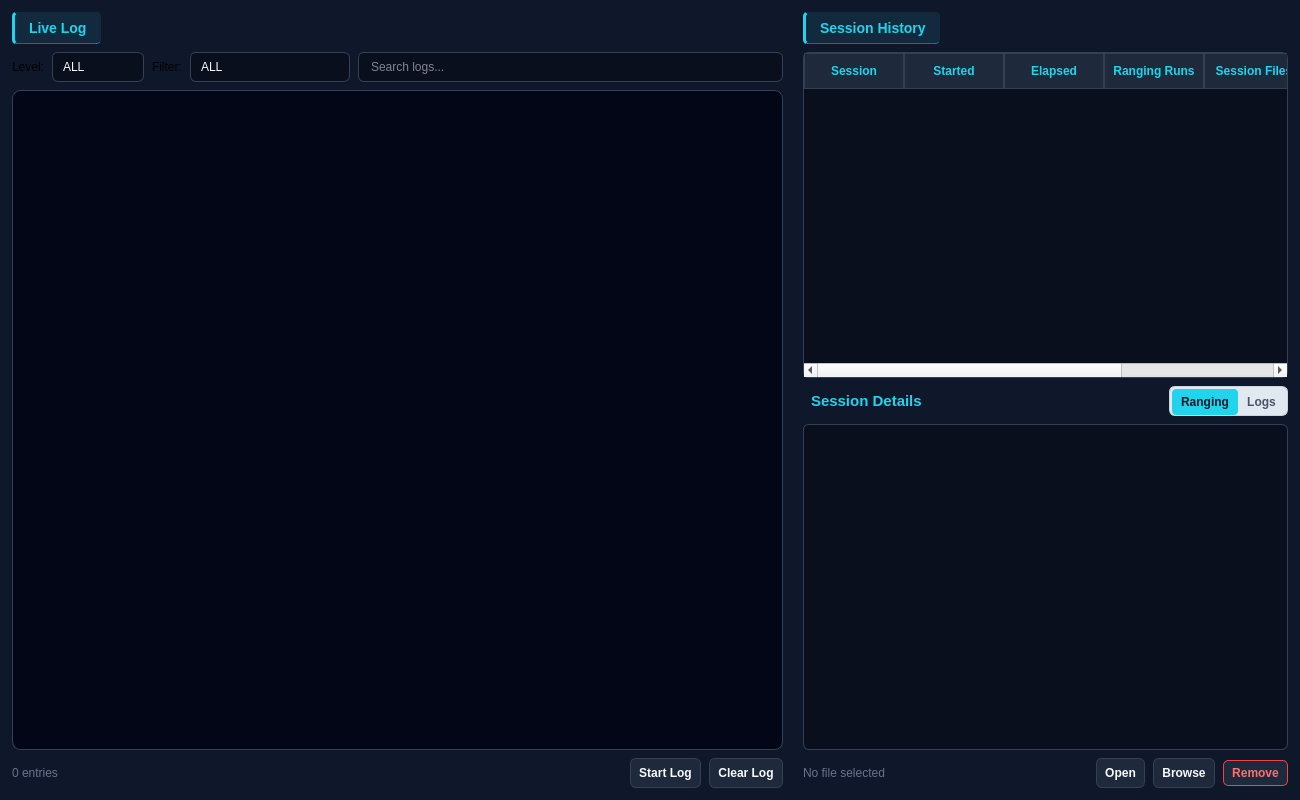
Old version of the form software/uwb_rtls_studio/views/ui/log_tab.ui in the repository phuongmt08/uwb-rtls.
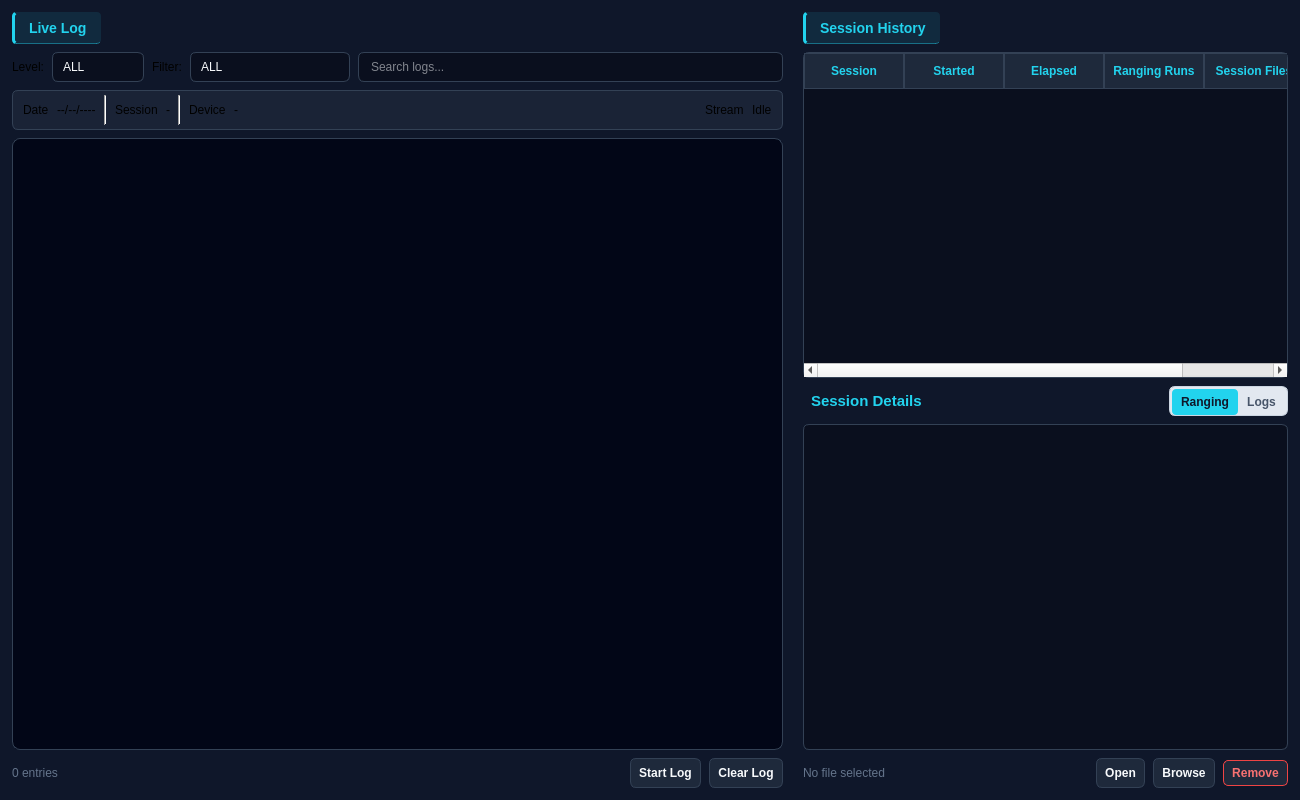
New version of the form.

The edit to the form file:
```diff
--- a/software/uwb_rtls_studio/views/ui/log_tab.ui
+++ b/software/uwb_rtls_studio/views/ui/log_tab.ui
@@ -216,6 +216,163 @@
          </item>
         </layout>
        </item>
+       <item>
+        <widget class="QFrame" name="log_metadata_frame">
+         <property name="minimumSize">
+          <size>
+           <width>0</width>
+           <height>40</height>
+          </size>
+         </property>
+         <property name="maximumSize">
+          <size>
+           <width>16777215</width>
+           <height>40</height>
+          </size>
+         </property>
+         <property name="styleSheet">
+          <string notr="true">QFrame#log_metadata_frame { background-color: rgba(30, 41, 59, 0.72); border: 1px solid #334155; border-radius: 6px; }
+QLabel[metaLabel="true"] { color: #64748B; font-size: 11px; font-weight: bold; }
+QLabel[metaValue="true"] { color: #E2E8F0; font-size: 11px; font-weight: bold; }</string>
+         </property>
+         <layout class="QHBoxLayout" name="log_metadata_layout">
+          <property name="spacing">
+           <number>8</number>
+          </property>
+          <property name="leftMargin">
+           <number>10</number>
+          </property>
+          <property name="topMargin">
+           <number>4</number>
+          </property>
+          <property name="rightMargin">
+           <number>10</number>
+          </property>
+          <property name="bottomMargin">
+           <number>4</number>
+          </property>
+          <item>
+           <widget class="QLabel" name="meta_date_label">
+            <property name="metaLabel" stdset="0">
+             <bool>true</bool>
+            </property>
+            <property name="text">
+             <string>Date</string>
+            </property>
+           </widget>
+          </item>
+          <item>
+           <widget class="QLabel" name="meta_date_value">
+            <property name="metaValue" stdset="0">
+             <bool>true</bool>
+            </property>
+            <property name="text">
+             <string>--/--/----</string>
+            </property>
+           </widget>
+          </item>
+          <item>
+           <widget class="Line" name="meta_separator_1">
+            <property name="orientation">
+             <enum>Qt::Vertical</enum>
+            </property>
+           </widget>
+          </item>
+          <item>
+           <widget class="QLabel" name="meta_session_label">
+            <property name="metaLabel" stdset="0">
+             <bool>true</bool>
+            </property>
+            <property name="text">
+             <string>Session</string>
+            </property>
+           </widget>
+          </item>
+          <item>
+           <widget class="QLabel" name="meta_session_value">
+            <property name="maximumSize">
+             <size>
+              <width>150</width>
+              <height>16777215</height>
+             </size>
+            </property>
+            <property name="metaValue" stdset="0">
+             <bool>true</bool>
+            </property>
+            <property name="text">
+             <string>-</string>
+            </property>
+           </widget>
+          </item>
+          <item>
+           <widget class="Line" name="meta_separator_2">
+            <property name="orientation">
+             <enum>Qt::Vertical</enum>
+            </property>
+           </widget>
+          </item>
+          <item>
+           <widget class="QLabel" name="meta_device_label">
+            <property name="metaLabel" stdset="0">
+             <bool>true</bool>
+            </property>
+            <property name="text">
+             <string>Device</string>
+            </property>
+           </widget>
+          </item>
+          <item>
+           <widget class="QLabel" name="meta_device_value">
+            <property name="maximumSize">
+             <size>
+              <width>120</width>
+              <height>16777215</height>
+             </size>
+            </property>
+            <property name="metaValue" stdset="0">
+             <bool>true</bool>
+            </property>
+            <property name="text">
+             <string>-</string>
+            </property>
+           </widget>
+          </item>
+          <item>
+           <spacer name="meta_spacer">
+            <property name="orientation">
+             <enum>Qt::Horizontal</enum>
+            </property>
+            <property name="sizeHint" stdset="0">
+             <size>
+              <width>20</width>
+              <height>20</height>
+             </size>
+            </property>
+           </spacer>
+          </item>
+          <item>
+           <widget class="QLabel" name="meta_stream_label">
+            <property name="metaLabel" stdset="0">
+             <bool>true</bool>
+            </property>
+            <property name="text">
+             <string>Stream</string>
+            </property>
+           </widget>
+          </item>
+          <item>
+           <widget class="QLabel" name="meta_stream_value">
+            <property name="metaValue" stdset="0">
+             <bool>true</bool>
+            </property>
+            <property name="text">
+             <string>Idle</string>
+            </property>
+           </widget>
+          </item>
+         </layout>
+        </widget>
+       </item>
        <item>
         <widget class="QTextEdit" name="log_text">
          <property name="font">
@@ -371,8 +528,8 @@
          <property name="selectionBehavior">
           <enum>QAbstractItemView::SelectRows</enum>
          </property>
-         <property name="columnCount">
-          <number>6</number>
+          <property name="columnCount">
+           <number>5</number>
          </property>
          <attribute name="horizontalHeaderStretchLastSection">
           <bool>true</bool>
@@ -405,12 +562,7 @@
            <string>Session Files</string>
           </property>
          </column>
-         <column>
-          <property name="text">
-           <string>Browser</string>
-          </property>
-         </column>
-        </widget>
+         </widget>
        </item>
        <item>
         <layout class="QHBoxLayout" name="detail_header">
```
